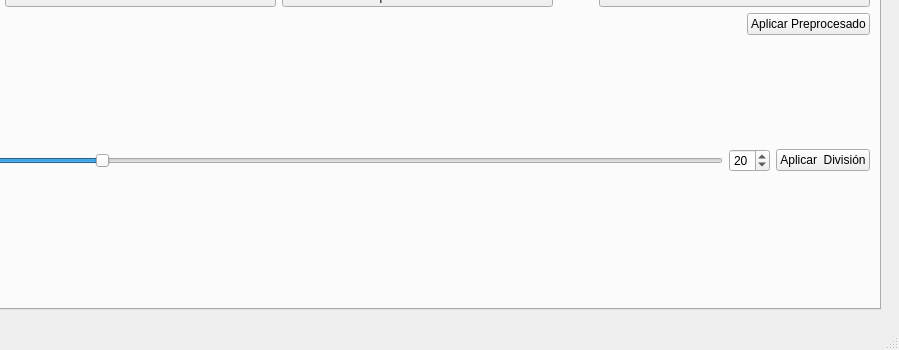
Yoelcanarion/Proyecto-IS, file precompiladoUI/MainWindow.ui: the form before one commit; both pictures show x 301 to 1200 and y 450 to 800 of the 1200 by 800 pixel window.
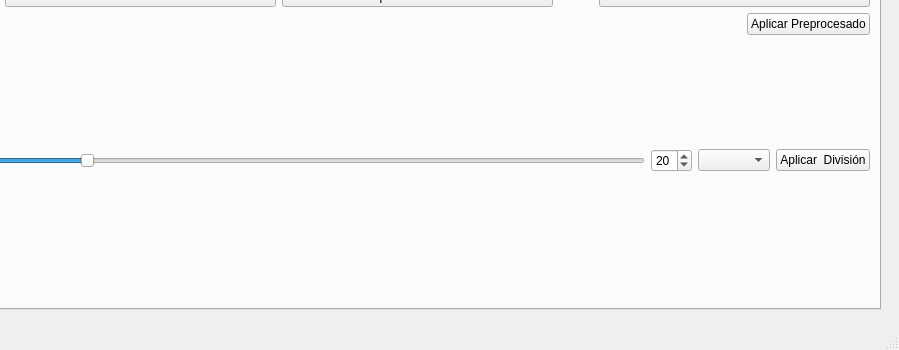
The form after the commit. Icons and pictures are not drawn.

Commit message: feat(core): motor ML multi-modelo, visualización Plotly y optimización vectorial UI

```diff
--- a/precompiladoUI/MainWindow.ui
+++ b/precompiladoUI/MainWindow.ui
@@ -317,6 +317,9 @@
                </property>
               </widget>
              </item>
+             <item>
+              <widget class="QComboBox" name="cmbModelos"/>
+             </item>
              <item>
               <widget class="QPushButton" name="botonDividirTest">
                <property name="text">
```
Left out of the diff: 2 changed lines with no effect on the pictures. The commit also changes 6 other files.
